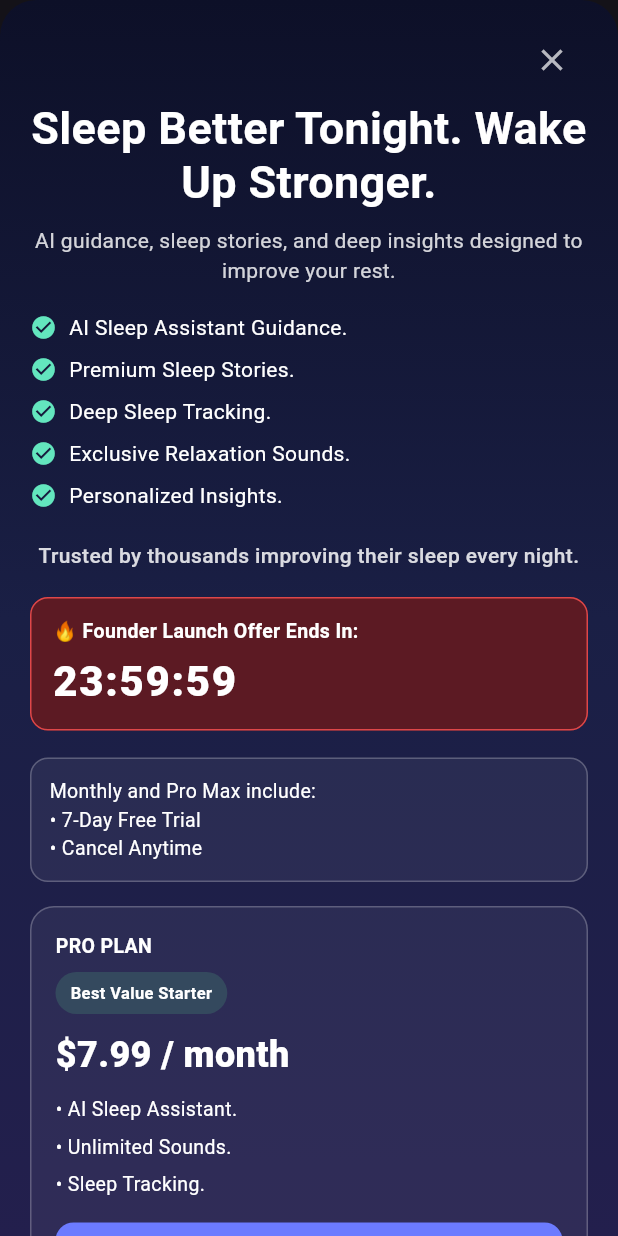
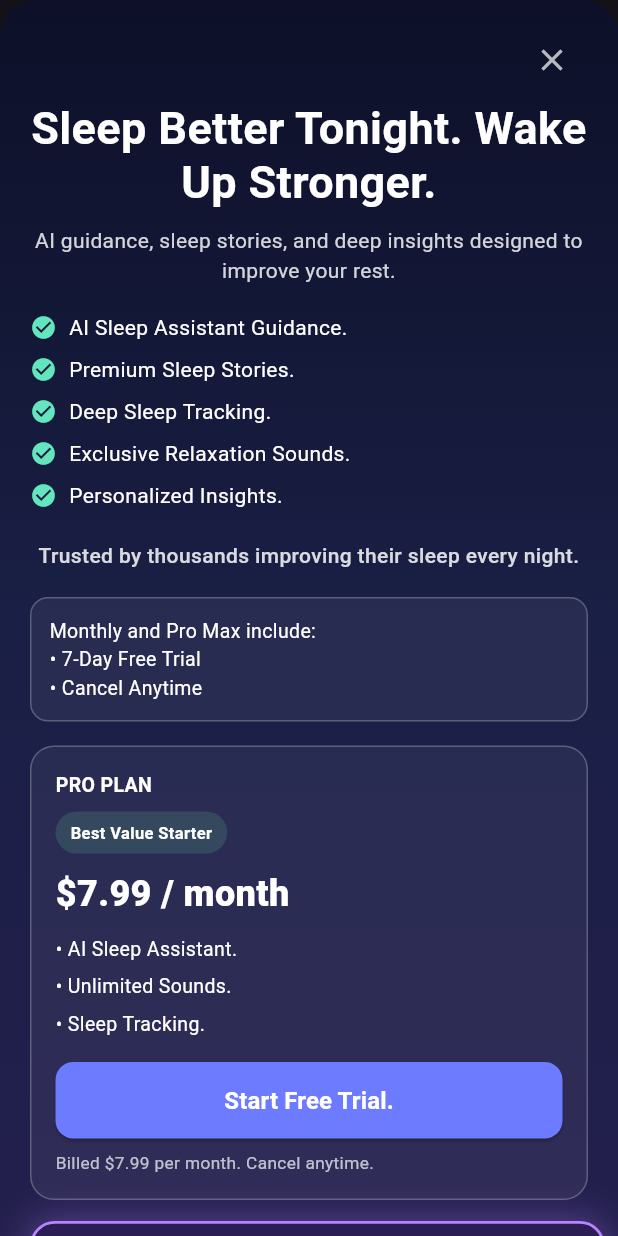
Before and after one commit to williamlebbie9-art/sleep-app, a Flutter app: the PaywallScreen widget shown alone on an empty page, opened directly with empty values, on a phone screen of 412 x 824 dp. Run offline on Flutter 3.47's test engine with Material 3 defaults, Android fonts, the light colour scheme and no system bars; our stand-ins replace app_links, audioplayers, cloud_firestore, firebase_auth, firebase_core, flutter_local_notifications and 5 more; missing offline and left inert: purchases_flutter; accounts and stored records are empty.

Commit message:
Remove countdown timer from paywall screen

```diff
--- a/lib/screens/paywall_screen.dart
+++ b/lib/screens/paywall_screen.dart
@@ -2,7 +2,6 @@ import 'dart:async';
 
 import 'package:flutter/material.dart';
 import 'package:purchases_flutter/purchases_flutter.dart';
-import 'package:shared_preferences/shared_preferences.dart';
 
 import 'privacy_policy_screen.dart';
 import 'terms_of_service_screen.dart';
@@ -41,8 +40,6 @@ class PaywallScreen extends StatefulWidget {
 }
 
 class _PaywallScreenState extends State<PaywallScreen> {
-  static const String _offerStartKey = 'founder_offer_started_at_ms';
-
   static const List<String> _starterPlanIds = [
     'pro_starter',
     'starter',
@@ -68,9 +65,6 @@ class _PaywallScreenState extends State<PaywallScreen> {
   Package? _proMaxPackage;
   Package? _yearlyPackage;
 
-  Timer? _countdownTimer;
-  Duration _timeLeft = const Duration(hours: 24);
-
   @override
   void initState() {
     super.initState();
@@ -79,52 +73,11 @@ class _PaywallScreenState extends State<PaywallScreen> {
 
   @override
   void dispose() {
-    _countdownTimer?.cancel();
     super.dispose();
   }
 
   Future<void> _initializePaywall() async {
-    await Future.wait([_loadFounderOfferTimer(), _loadOfferings()]);
-  }
-
-  Future<void> _loadFounderOfferTimer() async {
-    final prefs = await SharedPreferences.getInstance();
-    final now = DateTime.now();
-    final savedStartMs = prefs.getInt(_offerStartKey);
-    final start = savedStartMs != null
-        ? DateTime.fromMillisecondsSinceEpoch(savedStartMs)
-        : now;
-
-    if (savedStartMs == null) {
-      await prefs.setInt(_offerStartKey, start.millisecondsSinceEpoch);
-    }
-
-    final offerEndsAt = start.add(const Duration(hours: 24));
-
-    if (!mounted) return;
-    setState(() {
-      _timeLeft = _remaining(offerEndsAt);
-    });
-
-    _countdownTimer?.cancel();
-    _countdownTimer = Timer.periodic(const Duration(seconds: 1), (_) {
-      if (!mounted) return;
-      setState(() {
-        _timeLeft = _remaining(offerEndsAt);
-      });
-    });
-  }
-
-  Duration _remaining(DateTime end) {
-    final delta = end.difference(DateTime.now());
-    return delta.isNegative ? Duration.zero : delta;
-  }
-
-  String _formatDuration(Duration duration) {
-    final hours = duration.inHours.toString().padLeft(2, '0');
-    final minutes = (duration.inMinutes % 60).toString().padLeft(2, '0');
-    final seconds = (duration.inSeconds % 60).toString().padLeft(2, '0');
-    return '$hours:$minutes:$seconds';
+    await _loadOfferings();
   }
 
   Future<void> _loadOfferings() async {
@@ -355,8 +308,6 @@ class _PaywallScreenState extends State<PaywallScreen> {
                   ),
                 ),
                 const SizedBox(height: 18),
-                _buildUrgencyTimer(),
-                const SizedBox(height: 18),
                 Container(
                   padding: const EdgeInsets.all(12),
                   decoration: BoxDecoration(
@@ -510,40 +461,6 @@ class _PaywallScreenState extends State<PaywallScreen> {
             ),
           ),
         ),
-      ),
-    );
-  }
-
-  Widget _buildUrgencyTimer() {
-    return Container(
-      padding: const EdgeInsets.symmetric(horizontal: 14, vertical: 12),
-      decoration: BoxDecoration(
-        color: const Color(0xFF5C1A23),
-        borderRadius: BorderRadius.circular(12),
-        border: Border.all(color: Colors.redAccent.withOpacity(0.8)),
-      ),
-      child: Column(
-        crossAxisAlignment: CrossAxisAlignment.start,
-        children: [
-          const Text(
-            '🔥 Founder Launch Offer Ends In:',
-            style: TextStyle(
-              color: Colors.white,
-              fontWeight: FontWeight.w700,
-              fontSize: 13,
-            ),
-          ),
-          const SizedBox(height: 4),
-          Text(
-            _formatDuration(_timeLeft),
-            style: const TextStyle(
-              color: Colors.white,
-              fontSize: 28,
-              fontWeight: FontWeight.w800,
-              letterSpacing: 1.1,
-            ),
-          ),
-        ],
       ),
     );
   }
```
